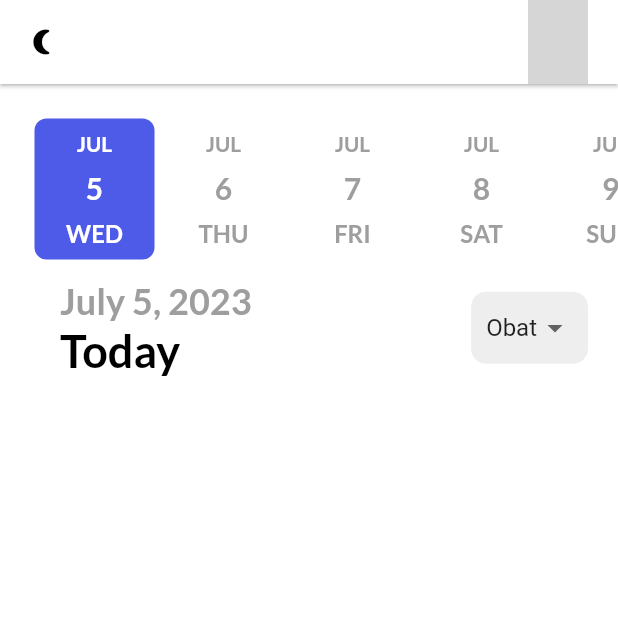
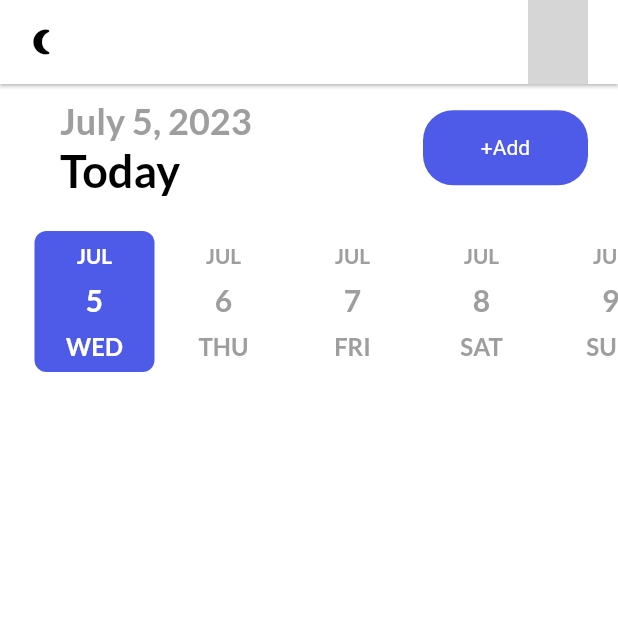
Before and after one commit to dddddeeeevvvaaor/076_MedCare, a Flutter app: the screen it shows after launch, on a phone screen of 412 x 824 dp, the top half of it. Run offline on Flutter 3.47's test engine with Material 2 defaults, Android fonts, the phone set to English and light mode, and no system bars; drawn by our look-alikes of date_picker_timeline; our stand-ins replace cloud_firestore, firebase_auth, firebase_core, flutter_local_notifications, flutter_staggered_animations, get and 3 more; accounts and stored records are empty; network calls fail; grey boxes are pictures that could not be loaded.

Commit message:
update _addBar pada homepage view

```diff
--- a/lib/main.dart
+++ b/lib/main.dart
@@ -25,7 +25,7 @@ class MyApp extends StatelessWidget {
       theme: Themes.light,
       darkTheme: Themes.dark,
       themeMode: ThemeService().theme,
-      home: HomePage(),
+      home:  HomePage(),
     );
   }
 }
--- a/lib/view/home_page.dart
+++ b/lib/view/home_page.dart
@@ -2,34 +2,34 @@ import 'package:cloud_firestore/cloud_firestore.dart';
 import 'package:date_picker_timeline/date_picker_timeline.dart';
 import 'package:firebase_auth/firebase_auth.dart';
 import 'package:flutter/material.dart';
+import 'package:flutter_staggered_animations/flutter_staggered_animations.dart';
 import 'package:get/get.dart';
 import 'package:google_fonts/google_fonts.dart';
 import 'package:intl/intl.dart';
 import 'package:medcare/controller/obat_controller.dart';
+import 'package:medcare/model/obat_model.dart';
 import 'package:medcare/services/notification_services.dart';
 import 'package:medcare/services/theme_services.dart';
 import 'package:medcare/theme.dart';
 import 'package:medcare/view/add_obat.dart';
-import 'package:medcare/view/add_poli.dart';
 import 'package:medcare/view/login.dart';
 import 'package:medcare/widgets/button.dart';
+import 'package:medcare/widgets/obattile.dart';
 
 class HomePage extends StatefulWidget {
-  const HomePage({super.key});
+  const HomePage({Key? key});
 
   @override
   State<HomePage> createState() => _HomePageState();
 }
 
 class _HomePageState extends State<HomePage> {
-  var oc = ObatController();
-    DateTime _selectedDate=DateTime.now();
+  DateTime _selectedDate = DateTime.now();
+  var oc = Get.put(ObatController());
   var notifyHelper;
-
 
   Future<void> _logout() async {
     await FirebaseAuth.instance.signOut();
-    // ignore: use_build_context_synchronously
     Navigator.pushAndRemoveUntil(
       context,
       MaterialPageRoute(builder: (context) => const Login()),
@@ -40,7 +40,7 @@ class _HomePageState extends State<HomePage> {
   @override
   void initState() {
     super.initState();
-    notifyHelper=NotifyHelper();
+    notifyHelper = NotifyHelper();
     notifyHelper.initializeNotification();
     notifyHelper.requestIOSPermissions();
     oc.getObat();
@@ -51,18 +51,21 @@ class _HomePageState extends State<HomePage> {
     return Scaffold(
       appBar: _appBar(),
       backgroundColor: context.theme.backgroundColor,
-      body:Column(
+      body: Column(
         children: [
+          _addBar(),
           _addDateBar(),
-                    _addBar(),
-          const SizedBox(height: 10,),
+          SizedBox(
+            height: 10,
+          ),
         ],
-      )
+      ),
     );
   }
-  _addDateBar(){
+
+  _addDateBar() {
     return Container(
-      margin: const EdgeInsets.only(top: 20,left: 20),
+      margin: const EdgeInsets.only(top: 20, left: 20),
       child: DatePicker(
         DateTime.now(),
         height: 100,
@@ -70,39 +73,39 @@ class _HomePageState extends State<HomePage> {
         initialSelectedDate: DateTime.now(),
         selectionColor: primaryClr,
         selectedTextColor: Colors.white,
-        dateTextStyle:GoogleFonts.lato(
-          textStyle:const TextStyle(
+        dateTextStyle: GoogleFonts.lato(
+          textStyle: const TextStyle(
             fontSize: 20,
             fontWeight: FontWeight.w600,
             color: Colors.grey,
           ),
         ),
-        dayTextStyle:GoogleFonts.lato(
-          textStyle:const TextStyle(
+        dayTextStyle: GoogleFonts.lato(
+          textStyle: const TextStyle(
             fontSize: 16,
             fontWeight: FontWeight.w600,
             color: Colors.grey,
           ),
         ),
-        monthTextStyle:GoogleFonts.lato(
-          textStyle:const TextStyle(
+        monthTextStyle: GoogleFonts.lato(
+          textStyle: const TextStyle(
             fontSize: 14,
             fontWeight: FontWeight.w600,
             color: Colors.grey,
           ),
         ),
-        onDateChange: (date){
+        onDateChange: (date) {
           setState(() {
-            _selectedDate=date;
+            _selectedDate = date;
           });
         },
       ),
     );
   }
-  //membuat dropdown button untuk memilih add obat atau add poli
+
   _addBar() {
     return Container(
-      margin: const EdgeInsets.only(left: 20,right: 20,top: 10),
+      margin: const EdgeInsets.only(left: 20, right: 20, top: 10),
       child: Row(
         mainAxisAlignment: MainAxisAlignment.spaceBetween,
         children: [
@@ -111,68 +114,89 @@ class _HomePageState extends State<HomePage> {
             child: Column(
               crossAxisAlignment: CrossAxisAlignment.start,
               children: [
-                Text(DateFormat.yMMMMd().format(DateTime.now()),
+                Text(
+                  DateFormat.yMMMMd().format(DateTime.now()),
                   style: subHeadingStyle,
                 ),
-                Text("Today",style:HeadingStyle,),
+                Text(
+                  "Today",
+                  style: HeadingStyle,
+                ),
               ],
             ),
           ),
-          Container(
-            padding: const EdgeInsets.symmetric(horizontal: 10),
-            decoration: BoxDecoration(
-              color: Colors.grey.shade200,
-              borderRadius: BorderRadius.circular(10),
+          MyButton(
+            //membuat dropdown untuk menampilkan menu add obat, add poli, dan logout
+            label: "+Add",
+            onPressed: () {
+              showDialog(
+                  context: context,
+                  builder: (context) {
+                    return AlertDialog(
+                      title: const Text("Add"),
+                      content: Column(
+                        mainAxisSize: MainAxisSize.min,
+                        children: [
+                          ListTile(
+                            onTap: () {
+                              Get.to(() => const AddObat());
+                            },
+                            title: const Text("Obat"),
+                            leading: const Icon(Icons.medication),
                           ),
-            child: DropdownButtonHideUnderline(
-              child: DropdownButton(
-                value: 'Obat',
-                items: const [
-                  DropdownMenuItem(
-                    child: Text('Obat'),
-                    value: 'Obat',
+                          ListTile(
+                            onTap: () {
+                              Get.to(() => const AddObat());
+                            },
+                            title: const Text("Poli"),
+                            leading: const Icon(Icons.medication),
                           ),
-                  DropdownMenuItem(
-                    child: Text('Poli'),
-                    value: 'Poli',
+                          ListTile(
+                            onTap: () {
+                              _logout();
+                            },
+                            title: const Text("Logout"),
+                            leading: const Icon(Icons.logout),
                           ),
                         ],
-                onChanged: (value) {
-                  if (value == 'Obat') {
-                    Get.to(() => const AddObat());
-                  } else if (value == 'Poli') {
-                    Get.to(() => const AddPoli());
-                  }
+                      ),
+                    );
+                  });
             },
-
-              ),
-            ),
-          ),
+          )
         ],
       ),
     );
   }
 
-  _appBar(){
+  _appBar() {
     return AppBar(
       elevation: 1,
       backgroundColor: context.theme.backgroundColor,
-      leading:GestureDetector(
-        onTap:(){
+      leading: GestureDetector(
+        onTap: () {
           ThemeService().switchTheme();
-            notifyHelper.displayNotification(title:"Theme Changed",
-                body: Get.isDarkMode?"Activated Light Theme":"Activated Dark Theme");
+          notifyHelper.displayNotification(
+              title: "Theme Changed",
+              body: Get.isDarkMode
+                  ? "Activated Light Theme"
+                  : "Activated Dark Theme");
           //notifyHelper.scheduledNotification();
         },
-        child: Icon(Get.isDarkMode?Icons.wb_sunny_outlined:Icons.nightlight_round,size: 20,
-        color: Get.isDarkMode?Colors.white:Colors.black,),
+        child: Icon(
+          Get.isDarkMode ? Icons.wb_sunny_outlined : Icons.nightlight_round,
+          size: 20,
+          color: Get.isDarkMode ? Colors.white : Colors.black,
+        ),
       ),
       actions: const [
         CircleAvatar(
           backgroundImage: NetworkImage(
               "https://static.wikia.nocookie.net/youtube/images/f/fd/Scary_dora.jpg/revision/latest?cb=20221205095142"),
         ),
-        SizedBox(width: 20,),
+        SizedBox(
+          width: 20,
+        ),
       ],
     );
   }
--- a/lib/view/login.dart
+++ b/lib/view/login.dart
@@ -1,6 +1,7 @@
 import 'package:flutter/material.dart';
 import 'package:medcare/controller/auth_controller.dart';
 import 'package:medcare/model/user_model.dart';
+import 'package:medcare/view/home_page.dart';
 import 'package:medcare/view/register.dart';
 
 class Login extends StatefulWidget {
@@ -128,7 +129,7 @@ class _LoginState extends State<Login> {
                           Navigator.pushReplacement(
                             context,
                             MaterialPageRoute(
-                              builder: (context) => const Login(),
+                              builder: (context) => const HomePage(),
                             ),
                           );
                           ScaffoldMessenger.of(context).showSnackBar(
```
Lines whose indentation alone changed are shown as unchanged.
